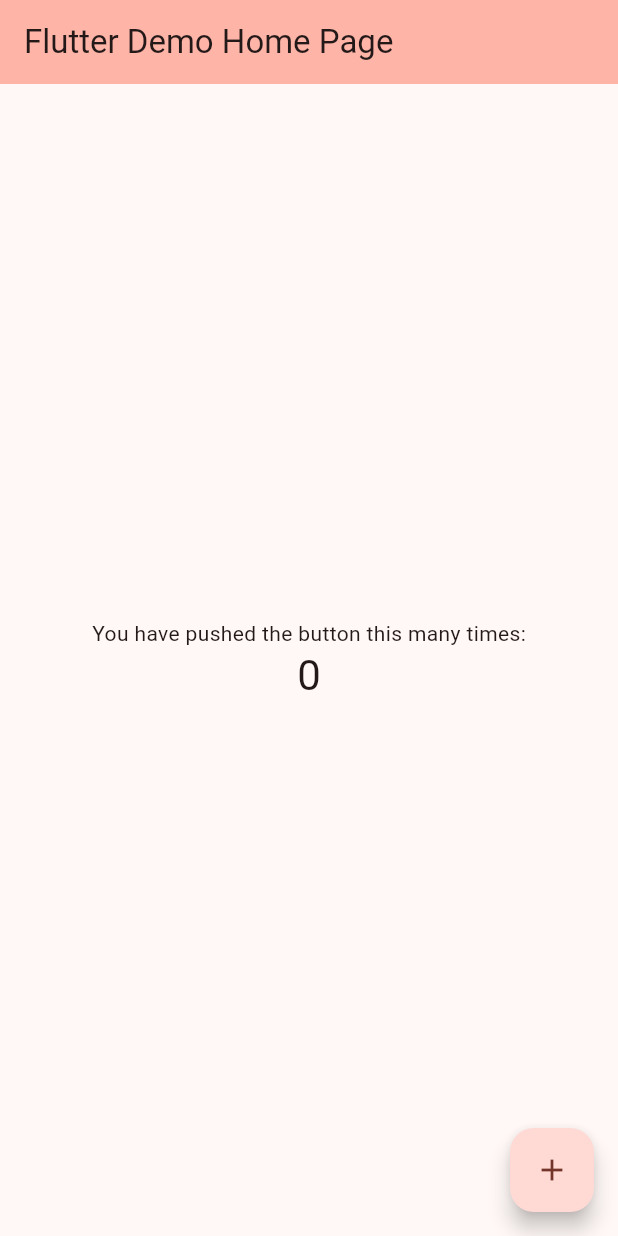
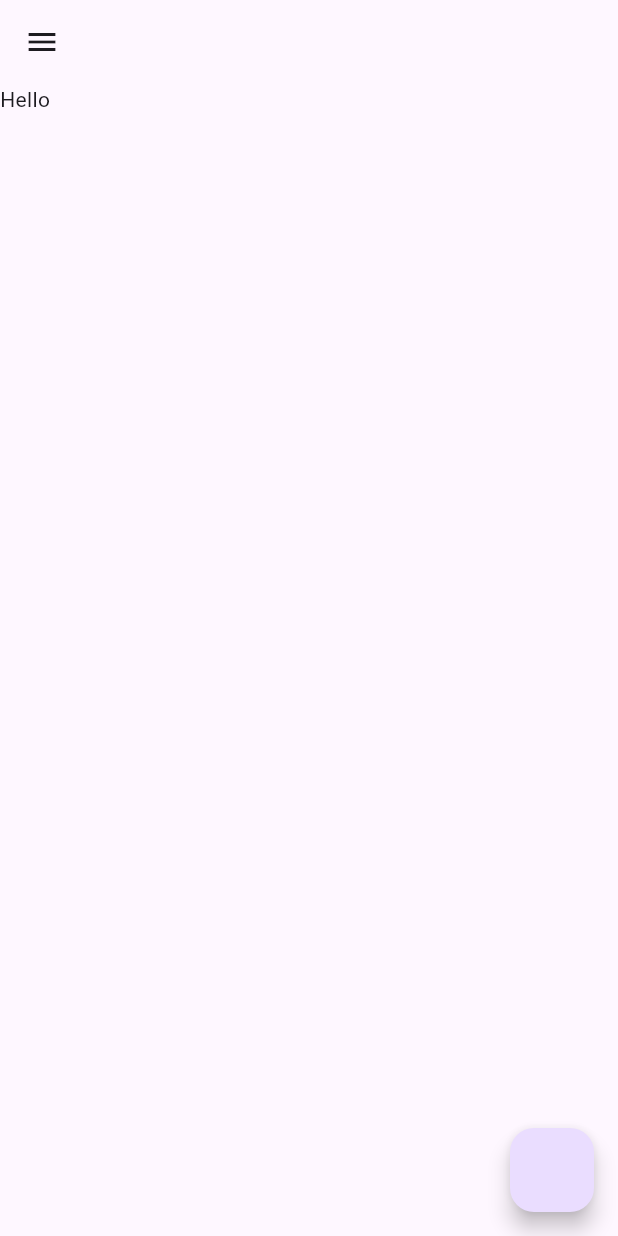
Before and after one commit to amiruushan/chat-app, a Flutter app: the screen it shows after launch, on a phone screen of 412 x 824 dp. Run offline on Flutter 3.47's test engine with Material 3 defaults, Android fonts, the phone set to English and light mode, and no system bars.

Commit message:
created the app bar and button

```diff
--- a/lib/main.dart
+++ b/lib/main.dart
@@ -1,120 +1,26 @@
+
+import 'package:flutter/cupertino.dart';
 import 'package:flutter/material.dart';
 
-void main() {
-  runApp(const MyApp());
+void main(){
+  runApp(ChatApp());
 }
 
-class MyApp extends StatelessWidget {
-  const MyApp({super.key});
-
-  // This widget is the root of your application.
+class ChatApp extends StatelessWidget{
   @override
   Widget build(BuildContext context) {
+    // TODO: implement build
     return MaterialApp(
-      title: 'Flutter Demo',
-      theme: ThemeData(
-        // This is the theme of your application.
-        //
-        // TRY THIS: Try running your application with "flutter run". You'll see
-        // the application has a purple toolbar. Then, without quitting the app,
-        // try changing the seedColor in the colorScheme below to Colors.green
-        // and then invoke "hot reload" (save your changes or press the "hot
-        // reload" button in a Flutter-supported IDE, or press "r" if you used
-        // the command line to start the app).
-        //
-        // Notice that the counter didn't reset back to zero; the application
-        // state is not lost during the reload. To reset the state, use hot
-        // restart instead.
-        //
-        // This works for code too, not just values: Most code changes can be
-        // tested with just a hot reload.
-        colorScheme: ColorScheme.fromSeed(seedColor: const Color.fromARGB(255, 255, 0, 0)),
-        useMaterial3: true,
+      theme: ThemeData(primarySwatch: Colors.green),
+      home: Scaffold(
+          appBar: AppBar(),
+          drawer: Drawer(),
+          body: Text("Hello"),
+          floatingActionButton: FloatingActionButton(onPressed: () {
+            print("Button clicked");
+          }),
       ),
-      home: const MyHomePage(title: 'Flutter Demo Home Page'),
     );
   }
+
 }
-
-class MyHomePage extends StatefulWidget {
-  const MyHomePage({super.key, required this.title});
-
-  // This widget is the home page of your application. It is stateful, meaning
-  // that it has a State object (defined below) that contains fields that affect
-  // how it looks.
-
-  // This class is the configuration for the state. It holds the values (in this
-  // case the title) provided by the parent (in this case the App widget) and
-  // used by the build method of the State. Fields in a Widget subclass are
-  // always marked "final".
-
-  final String title;
-
-  @override
-  State<MyHomePage> createState() => _MyHomePageState();
-}
-
-class _MyHomePageState extends State<MyHomePage> {
-  int _counter = 0;
-
-  void _incrementCounter() {
-    setState(() {
-      _counter += 2;
-    });
-  }
-
-  @override
-  Widget build(BuildContext context) {
-    // This method is rerun every time setState is called, for instance as done
-    // by the _incrementCounter method above.
-    //
-    // The Flutter framework has been optimized to make rerunning build methods
-    // fast, so that you can just rebuild anything that needs updating rather
-    // than having to individually change instances of widgets.
-    return Scaffold(
-      appBar: AppBar(
-        // TRY THIS: Try changing the color here to a specific color (to
-        // Colors.amber, perhaps?) and trigger a hot reload to see the AppBar
-        // change color while the other colors stay the same.
-        backgroundColor: Theme.of(context).colorScheme.inversePrimary,
-        // Here we take the value from the MyHomePage object that was created by
-        // the App.build method, and use it to set our appbar title.
-        title: Text(widget.title),
-      ),
-      body: Center(
-        // Center is a layout widget. It takes a single child and positions it
-        // in the middle of the parent.
-        child: Column(
-          // Column is also a layout widget. It takes a list of children and
-          // arranges them vertically. By default, it sizes itself to fit its
-          // children horizontally, and tries to be as tall as its parent.
-          //
-          // Column has various properties to control how it sizes itself and
-          // how it positions its children. Here we use mainAxisAlignment to
-          // center the children vertically; the main axis here is the vertical
-          // axis because Columns are vertical (the cross axis would be
-          // horizontal).
-          //
-          // TRY THIS: Invoke "debug painting" (choose the "Toggle Debug Paint"
-          // action in the IDE, or press "p" in the console), to see the
-          // wireframe for each widget.
-          mainAxisAlignment: MainAxisAlignment.center,
-          children: <Widget>[
-            const Text(
-              'You have pushed the button this many times:',
-            ),
-            Text(
-              '$_counter',
-              style: Theme.of(context).textTheme.headlineMedium,
-            ),
-          ],
-        ),
-      ),
-      floatingActionButton: FloatingActionButton(
-        onPressed: _incrementCounter,
-        tooltip: 'Increment',
-        child: const Icon(Icons.add),
-      ), // This trailing comma makes auto-formatting nicer for build methods.
-    );
-  }
-}
```
Also changed, not shown: 1 other file.
